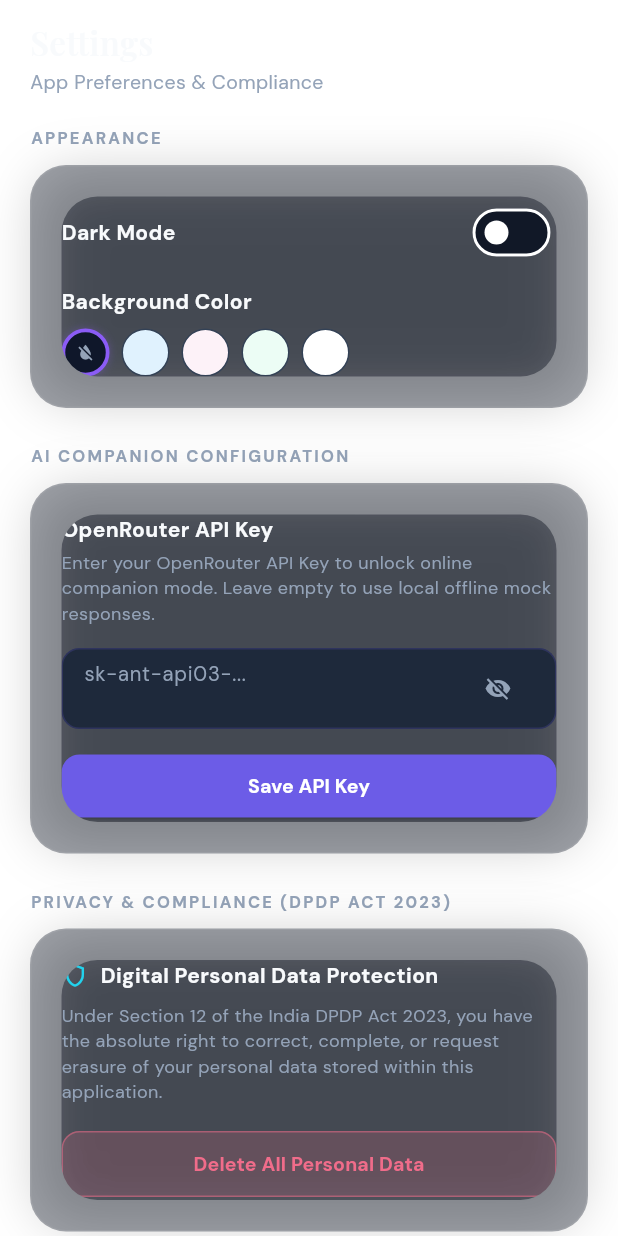
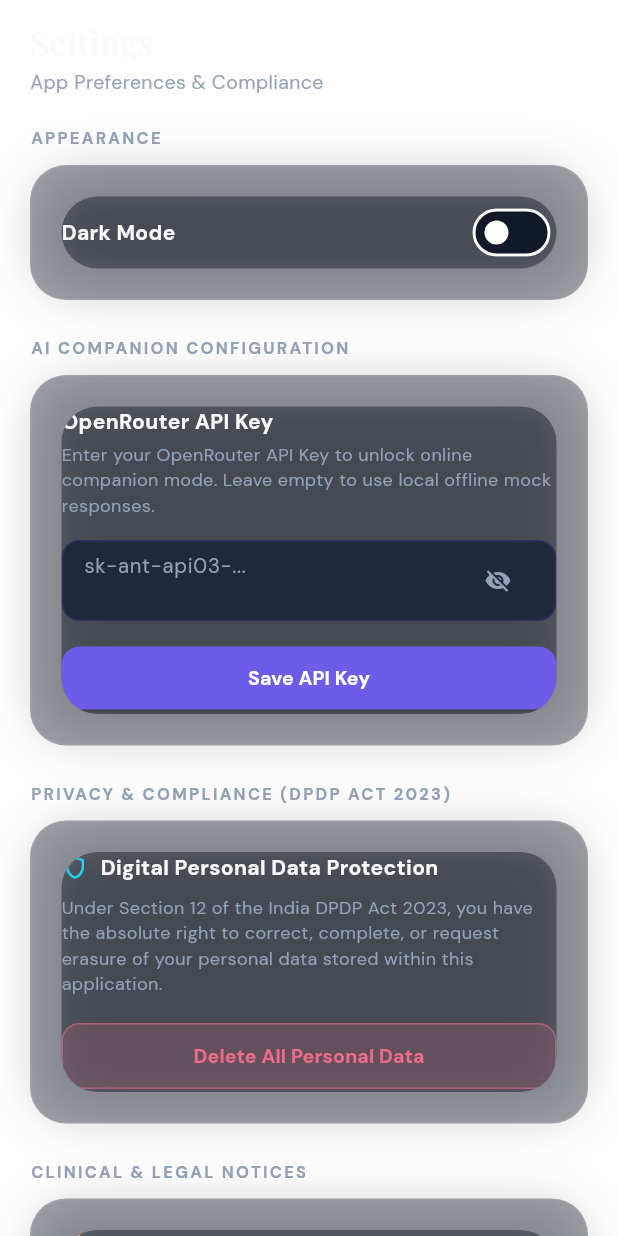
Before and after one commit to vishwastiwari01/zenara-app, a Flutter app: the SettingsScreen screen opened directly with empty values, on a phone screen of 412 x 824 dp. Run offline on Flutter 3.47's test engine with Material 3 defaults, Android fonts, the phone set to English and light mode, and no system bars; our stand-ins replace audioplayers, fl_chart, flutter_animate, google_fonts, image_picker, permission_handler and 2 more; missing offline and left inert: perfect_freehand, record; accounts and stored records are empty.

Commit message:
feat: remove bg color selector from settings

```diff
--- a/lib/screens/settings_screen.dart
+++ b/lib/screens/settings_screen.dart
@@ -290,47 +290,6 @@ class _SettingsScreenState extends State<SettingsScreen> {
               ),
             ],
           ),
-          const SizedBox(height: 12),
-          Text(
-            'Background Color',
-            style: GoogleFonts.dmSans(
-              fontSize: 14,
-              fontWeight: FontWeight.bold,
-              color: AppColors.text(context),
-            ),
-          ),
-          const SizedBox(height: 8),
-          SingleChildScrollView(
-            scrollDirection: Axis.horizontal,
-            child: Row(
-              children: _bgColors.map((bg) {
-                final color = bg['color'] as Color?;
-                final isSelected = _customBgColor == color;
-                return GestureDetector(
-                  onTap: () => _setBgColor(color),
-                  child: Container(
-                    margin: const EdgeInsets.only(right: 8),
-                    width: 32,
-                    height: 32,
-                    decoration: BoxDecoration(
-                      shape: BoxShape.circle,
-                      color: color ?? AppColors.bg,
-                      border: Border.all(
-                        color: isSelected ? AppColors.purpleLight : (isDark ? AppColors.border : AppColors.borderLight),
-                        width: isSelected ? 2.5 : 1,
-                      ),
-                      boxShadow: isSelected
-                          ? [BoxShadow(color: AppColors.purpleLight.withOpacity(0.3), blurRadius: 4)]
-                          : null,
-                    ),
-                    child: color == null
-                        ? Icon(Icons.format_color_reset, size: 14, color: AppColors.mutedText(context))
-                        : null,
-                  ),
-                );
-              }).toList(),
-            ),
-          ),
         ],
       ),
     );
```
